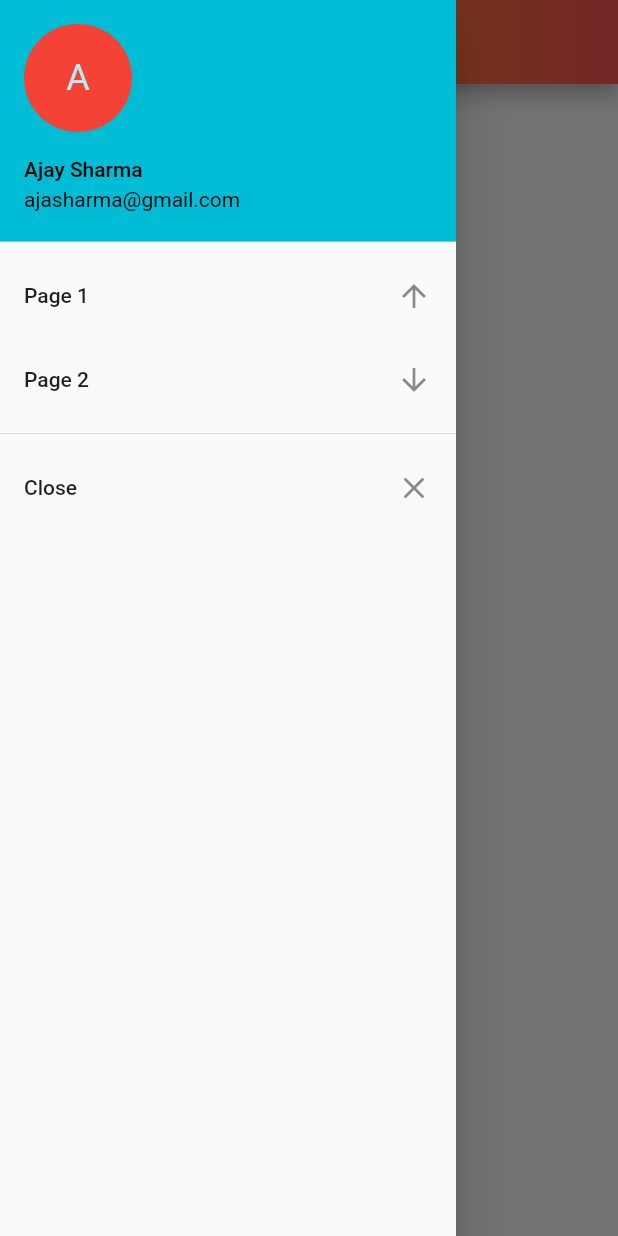
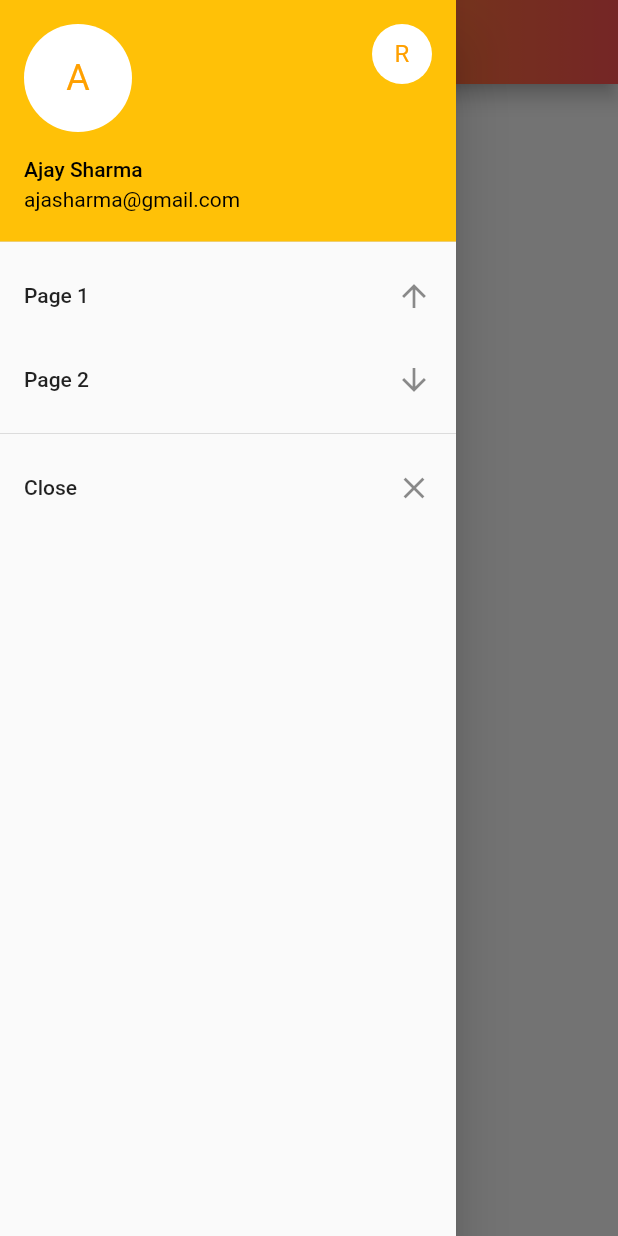
Before and after one commit to ajay1706/Drawer-UI, a Flutter app: the screen it shows after launch, with the side drawer open, on a phone screen of 412 x 824 dp. Run offline on Flutter 3.47's test engine with Material 2 defaults, Android fonts, the phone set to English and light mode, and no system bars; our stand-ins replace gradient_app_bar.

```diff
--- a/drawer_app/lib/main.dart
+++ b/drawer_app/lib/main.dart
@@ -10,7 +10,8 @@ class MyApp extends StatelessWidget {
     return MaterialApp(
       theme: ThemeData(
 
-        primarySwatch: Colors.cyan,
+        primarySwatch: Colors.amber,
+        primaryColor: defaultTargetPlatform == TargetPlatform.iOS ? Colors.grey[50] : null,
 
       ),
 
@@ -38,10 +39,16 @@ class HomePage extends StatelessWidget {
               accountName: Text("Ajay Sharma",style: TextStyle(color: Colors.black),),
               accountEmail: Text("ajasharma@gmail.com",style: TextStyle(color: Colors.black),),
               currentAccountPicture: CircleAvatar(
-                backgroundColor: Colors.red,
+                backgroundColor: Theme.of(context).platform == TargetPlatform.iOS ? Colors.black : Colors.white,
                 child: Text("A",style:TextStyle(fontSize: 24)),
               ),
 
+              otherAccountsPictures: <Widget>[
+                CircleAvatar(
+                backgroundColor: Theme.of(context).platform == TargetPlatform.iOS ? Colors.black : Colors.white,
+                  child: Text("R"),
+                )
+              ],
             ),
             ListTile(
               title: Text("Page 1"),
@@ -56,6 +63,7 @@ class HomePage extends StatelessWidget {
 
               title: Text("Close"),
               trailing: Icon(Icons.close),
+              onTap: () => Navigator.of(context).pop(),
             )
           ],
         ),
```
Also changed, not shown: drawer_app/lib/new_page.dart (added, +19 -0 lines).
